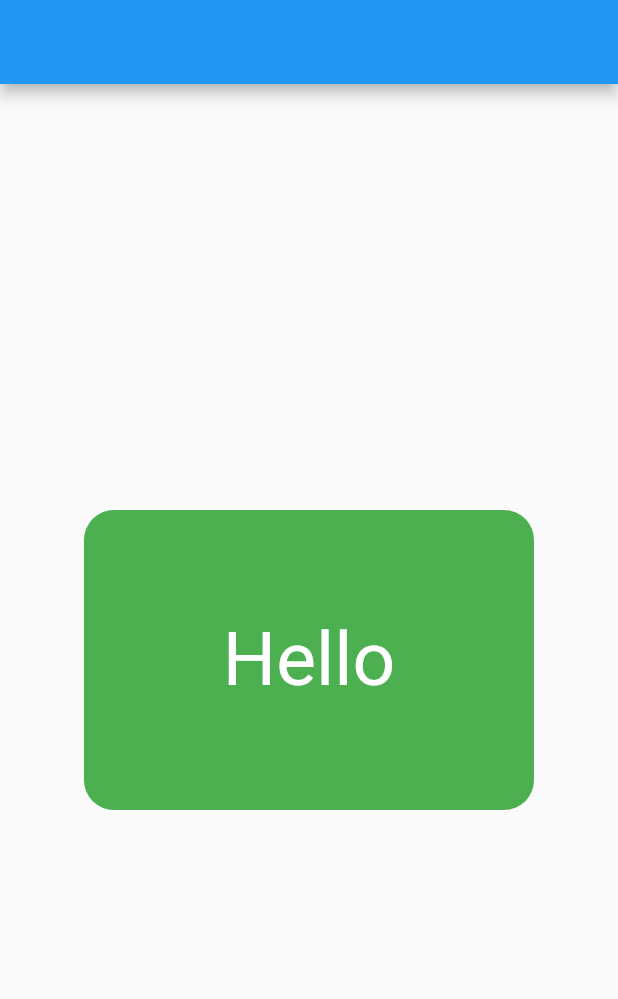
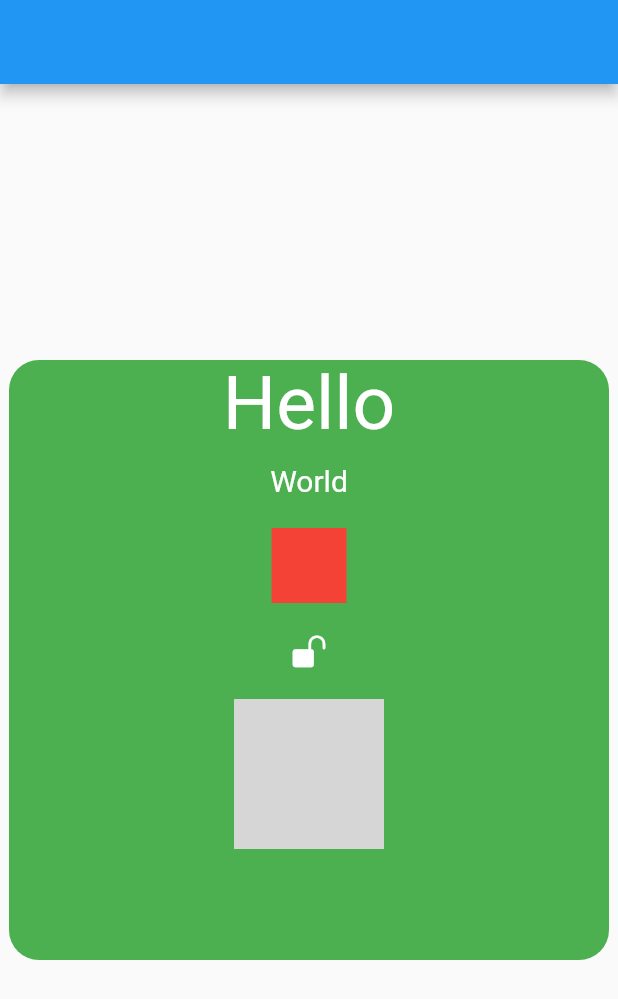
Before and after one commit to Ahmed-3lam/iti_23_g2, a Flutter app: the screen it shows after launch, on a phone screen of 412 x 824 dp. Shown: the top 999 px of the screen. Run offline on Flutter 3.47's test engine with Material 2 defaults, Android fonts, the phone set to English and light mode, and no system bars; network calls fail; grey boxes are pictures that could not be loaded.

Commit message:
day(1) flutter - basic widgets

```diff
--- /dev/null
+++ b/lib/const.dart
@@ -0,0 +1 @@
+const String avatarImage ="https://img.freepik.com/premium-vector/portrait-young-man-with-beard-hair-style-male-avatar-vector-illustration_266660-423.jpg?w=2000";
--- a/lib/main.dart
+++ b/lib/main.dart
@@ -1,4 +1,5 @@
 import 'package:flutter/material.dart';
+import 'package:iti_23_g2/screens/home_screen.dart';
 
 void main() {
   runApp(const MyApp());
@@ -15,34 +16,3 @@ class MyApp extends StatelessWidget {
     );
   }
 }
-
-class HomeScreen extends StatelessWidget {
-  const HomeScreen({super.key});
-
-  @override
-  Widget build(BuildContext context) {
-    return Scaffold(
-      appBar: AppBar(),
-      body: Center(
-        child: Container(
-          height: 200,
-          width: 300,
-decoration: BoxDecoration(
-  color: Colors.green,
-  borderRadius:BorderRadius.circular(20) ,
-),
-
-          child: Center(
-            child: Text(
-              "Hello",
-              style: TextStyle(
-                fontSize: 50,
-                color: Colors.white,
-              ),
-            ),
-          ),
-        ),
-      ),
-    );
-  }
-}
--- /dev/null
+++ b/lib/screens/home_screen.dart
@@ -0,0 +1,72 @@
+import 'package:flutter/cupertino.dart';
+import 'package:flutter/material.dart';
+
+import '../const.dart';
+
+class HomeScreen extends StatelessWidget {
+  const HomeScreen({super.key});
+
+  @override
+  Widget build(BuildContext context) {
+    return Scaffold(
+      appBar: AppBar(),
+      body: Center(
+        child: Container(
+          height: 400,
+          width: 400,
+          decoration: BoxDecoration(
+            color: Colors.green,
+            borderRadius: BorderRadius.circular(20),
+          ),
+          child: Center(
+            child: Column(
+              children: [
+                const Text(
+                  "Hello",
+                  style: TextStyle(
+                    fontSize: 50,
+                    color: Colors.white,
+                  ),
+                ),
+                const SizedBox(
+                  height: 10,
+                ),
+                const Text(
+                  "World",
+                  style: TextStyle(
+                    fontSize: 20,
+                    color: Colors.white,
+                  ),
+                ),
+                const SizedBox(
+                  height: 20,
+                ),
+                Container(
+                  height: 50,
+                  width: 50,
+                  color: Colors.red,
+                ),
+                const SizedBox(
+                  height: 20,
+                ),
+                const Icon(
+                  CupertinoIcons.lock_open_fill,
+                  color: Colors.white,
+                ),
+                const SizedBox(
+                  height: 20,
+                ),
+                // Image.network(avatarImage,height: 100,width: 100,),
+                const CircleAvatar(
+                  radius: 50,
+                  backgroundImage: NetworkImage(avatarImage),
+                ),
+
+              ],
+            ),
+          ),
+        ),
+      ),
+    );
+  }
+}
```
